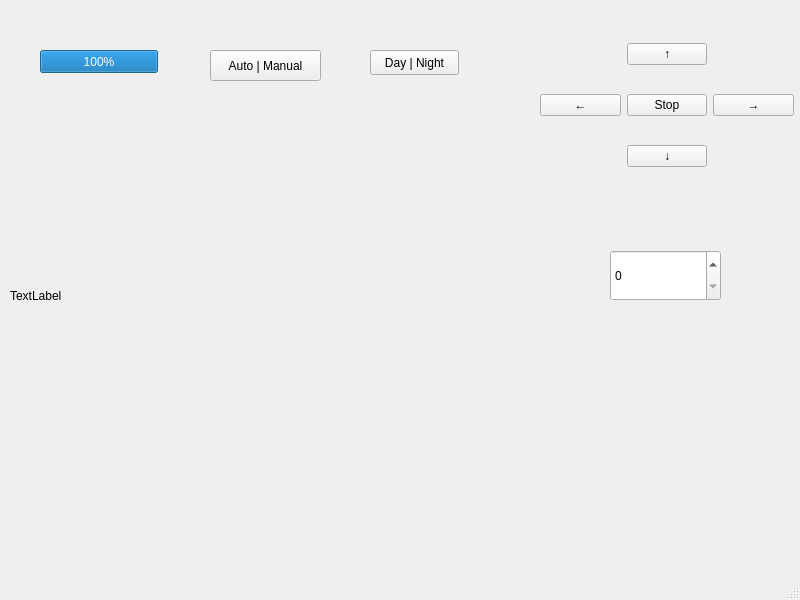
First picture: the form in usergui/userinterface.ui, repository rocket770/RS1-Search-and-Rescue-Robot, before the edit.
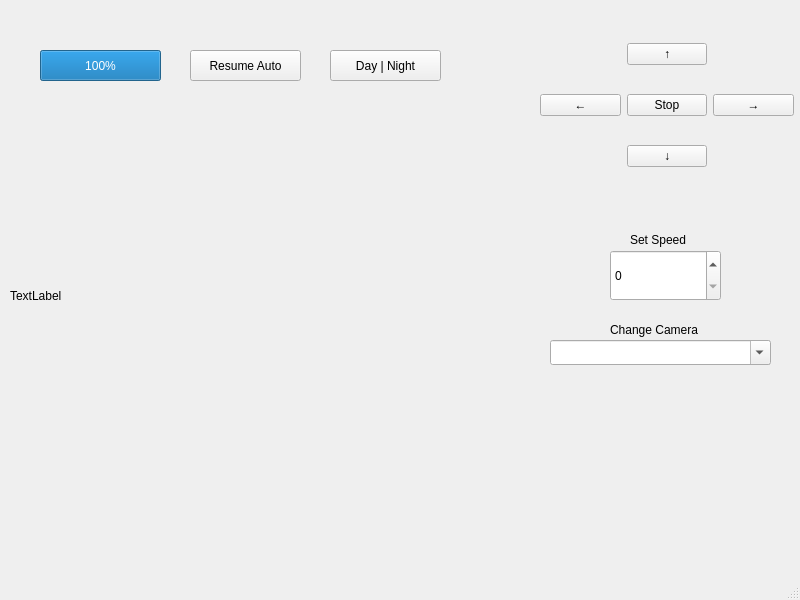
Second picture: the form after the edit.

Commit message: Add dropdown for camera selection

Patch:
```diff
--- a/usergui/userinterface.ui
+++ b/usergui/userinterface.ui
@@ -33,10 +33,10 @@
    <widget class="QPushButton" name="dayShift">
     <property name="geometry">
      <rect>
-      <x>370</x>
+      <x>330</x>
       <y>50</y>
-      <width>89</width>
-      <height>25</height>
+      <width>111</width>
+      <height>31</height>
      </rect>
     </property>
     <property name="text">
@@ -46,14 +46,14 @@
    <widget class="QPushButton" name="moveShift">
     <property name="geometry">
      <rect>
-      <x>210</x>
+      <x>190</x>
       <y>50</y>
       <width>111</width>
       <height>31</height>
      </rect>
     </property>
     <property name="text">
-     <string>Auto | Manual</string>
+     <string>Resume Auto</string>
     </property>
    </widget>
    <widget class="QProgressBar" name="batteryLevel">
@@ -61,8 +61,8 @@
      <rect>
       <x>40</x>
       <y>50</y>
-      <width>118</width>
-      <height>23</height>
+      <width>121</width>
+      <height>31</height>
      </rect>
     </property>
     <property name="value">
@@ -129,6 +129,45 @@
      <number>0</number>
     </property>
    </widget>
+   <widget class="QComboBox" name="cameraSelection">
+    <property name="geometry">
+     <rect>
+      <x>550</x>
+      <y>340</y>
+      <width>221</width>
+      <height>25</height>
+     </rect>
+    </property>
+    <property name="editable">
+     <bool>true</bool>
+    </property>
+   </widget>
+   <widget class="QLabel" name="label">
+    <property name="geometry">
+     <rect>
+      <x>610</x>
+      <y>320</y>
+      <width>111</width>
+      <height>20</height>
+     </rect>
+    </property>
+    <property name="text">
+     <string>Change Camera</string>
+    </property>
+   </widget>
+   <widget class="QLabel" name="label_2">
+    <property name="geometry">
+     <rect>
+      <x>630</x>
+      <y>230</y>
+      <width>71</width>
+      <height>20</height>
+     </rect>
+    </property>
+    <property name="text">
+     <string>Set Speed</string>
+    </property>
+   </widget>
   </widget>
   <widget class="QMenuBar" name="menubar">
    <property name="geometry">
```
The commit also changes 5 other files.
